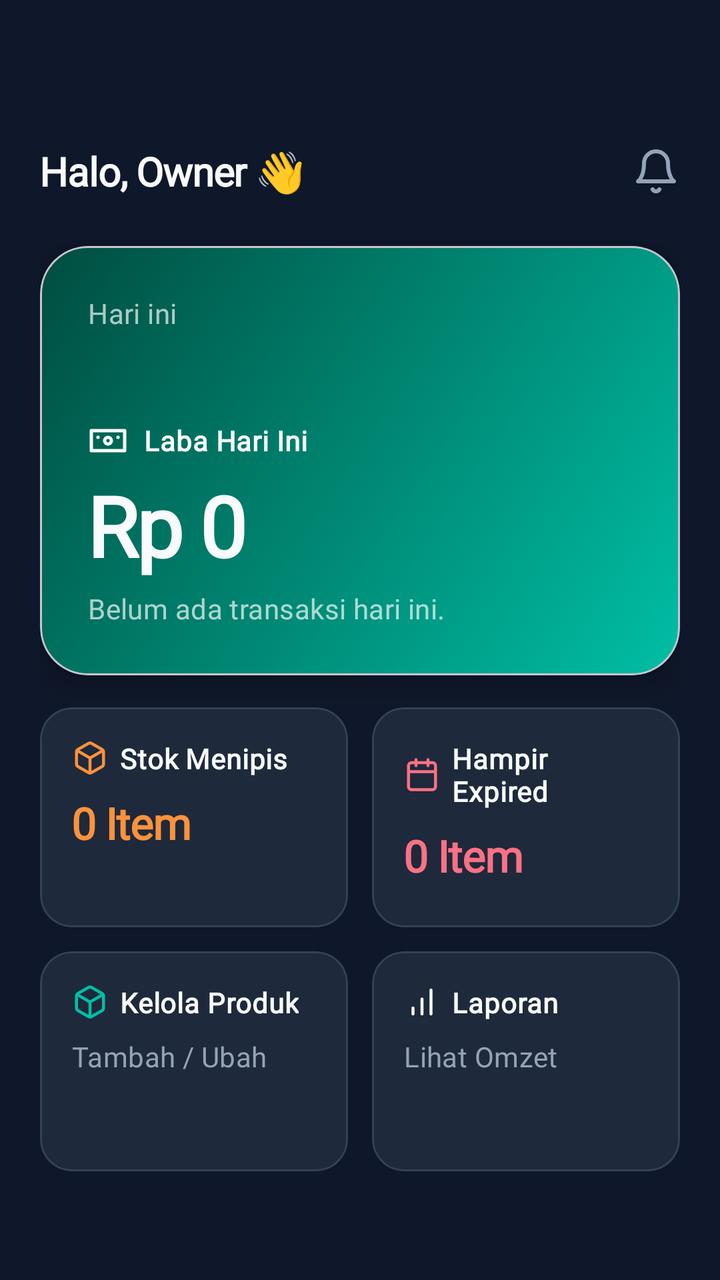
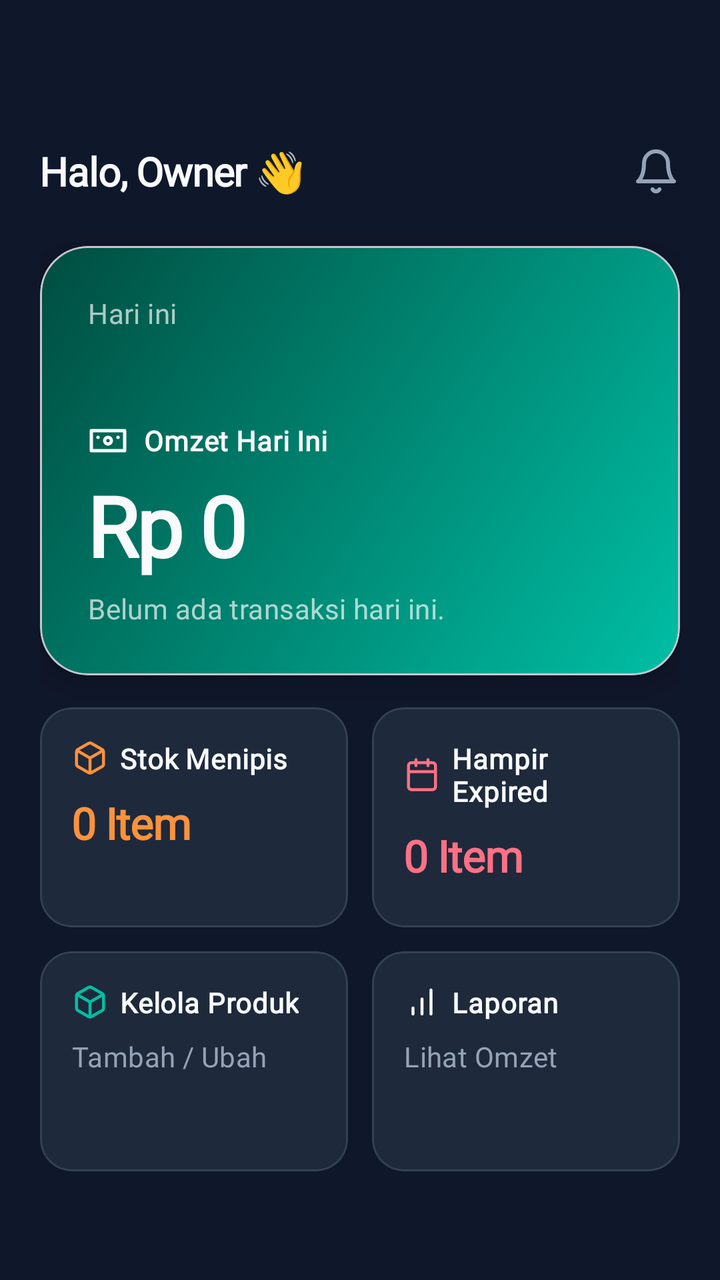

Compare the two renders of this Android layout. The source of the first and the diff that turns it into the second are given below.
<!-- AndroidManifest.xml: application theme Theme.Material3.DayNight.NoActionBar -->
<!-- res/layout/activity_dashboard.xml -->
<?xml version="1.0" encoding="utf-8"?>
<ScrollView xmlns:android="http://schemas.android.com/apk/res/android"
    xmlns:app="http://schemas.android.com/apk/res-auto"
    android:layout_width="match_parent"
    android:layout_height="match_parent"
    android:background="@color/dw_bg"
    android:fillViewport="true">

    <LinearLayout
        android:layout_width="match_parent"
        android:layout_height="wrap_content"
        android:orientation="vertical"
        android:paddingHorizontal="20dp"
        android:paddingTop="56dp"
        android:paddingBottom="24dp">

        
        <androidx.constraintlayout.widget.ConstraintLayout
            android:layout_width="match_parent"
            android:layout_height="wrap_content"
            android:layout_marginTop="16dp"
            android:layout_marginBottom="24dp">

            <TextView
                android:id="@+id/tvGreeting"
                style="@style/Text.Header"
                android:layout_width="wrap_content"
                android:layout_height="wrap_content"
                android:text="Halo, Owner 👋"
                app:layout_constraintBottom_toBottomOf="parent"
                app:layout_constraintStart_toStartOf="parent"
                app:layout_constraintTop_toTopOf="parent" />

            <ImageView
                android:layout_width="24dp"
                android:layout_height="24dp"
                android:src="@drawable/ic_lucide_bell"
                app:layout_constraintBottom_toBottomOf="@id/tvGreeting"
                app:layout_constraintEnd_toEndOf="parent"
                app:layout_constraintTop_toTopOf="@id/tvGreeting" />

        </androidx.constraintlayout.widget.ConstraintLayout>

        
        <com.google.android.material.card.MaterialCardView
            android:layout_width="match_parent"
            android:layout_height="wrap_content"
            app:cardBackgroundColor="@android:color/transparent"
            app:cardCornerRadius="24dp"
            app:cardElevation="8dp">

            <LinearLayout
                android:layout_width="match_parent"
                android:layout_height="wrap_content"
                android:background="@drawable/bg_hero_gradient"
                android:orientation="vertical"
                android:padding="24dp">

                <TextView
                    style="@style/Text.Body"
                    android:layout_width="wrap_content"
                    android:layout_height="wrap_content"
                    android:text="Hari ini"
                    android:alpha="0.7" />

                <TextView
                    android:id="@+id/tvDate"
                    style="@style/Text.Header"
                    android:layout_width="wrap_content"
                    android:layout_height="wrap_content"
                    android:textSize="18sp"
                    android:layout_marginBottom="20dp" />

                <LinearLayout
                    android:layout_width="wrap_content"
                    android:layout_height="wrap_content"
                    android:orientation="horizontal"
                    android:gravity="center_vertical">
                    
                    <ImageView
                        android:layout_width="20dp"
                        android:layout_height="20dp"
                        android:src="@drawable/ic_lucide_wallet"
                        app:tint="@color/dw_text_primary"
                        android:layout_marginEnd="8dp" />

                    <TextView
                        style="@style/Text.Label"
                        android:layout_width="wrap_content"
                        android:layout_height="wrap_content"
                        android:textColor="@color/dw_text_primary"
                        android:text="Laba Hari Ini" />
                </LinearLayout>

                <TextView
                    android:id="@+id/tvProfit"
                    style="@style/Text.Display"
                    android:layout_width="wrap_content"
                    android:layout_height="wrap_content"
                    android:text="Rp 0"
                    android:layout_marginTop="4dp" />

                <TextView
                    android:id="@+id/tvSubInfo"
                    style="@style/Text.Body"
                    android:layout_width="wrap_content"
                    android:layout_height="wrap_content"
                    android:alpha="0.7"
                    android:text="Belum ada transaksi hari ini."
                    android:layout_marginTop="4dp" />

            </LinearLayout>
        </com.google.android.material.card.MaterialCardView>

        
        <GridLayout
            android:layout_width="match_parent"
            android:layout_height="wrap_content"
            android:columnCount="2"
            android:layout_marginTop="16dp">

            
            <com.google.android.material.card.MaterialCardView
                android:layout_width="0dp"
                android:layout_height="110dp"
                android:layout_columnWeight="1"
                android:layout_marginEnd="6dp"
                app:cardBackgroundColor="@color/dw_surface"
                app:cardCornerRadius="16dp"
                app:cardElevation="0dp"
                app:strokeColor="#334155"
                app:strokeWidth="1dp">
                <LinearLayout
                    android:layout_width="match_parent"
                    android:layout_height="match_parent"
                    android:orientation="vertical"
                    android:gravity="top"
                    android:padding="16dp">
                    <LinearLayout
                        android:layout_width="wrap_content"
                        android:layout_height="wrap_content"
                        android:orientation="horizontal" android:gravity="center_vertical">
                        <ImageView android:layout_width="18dp" android:layout_height="18dp"
                            android:src="@drawable/ic_lucide_box" android:layout_marginEnd="6dp" />
                        <TextView style="@style/Text.Label" android:layout_width="wrap_content"
                            android:layout_height="wrap_content" android:textColor="@color/text_primary" android:text="Stok Menipis" />
                    </LinearLayout>
                    <TextView android:id="@+id/tvLowStock" style="@style/Text.Header"
                        android:layout_width="wrap_content" android:layout_height="wrap_content"
                        android:text="0 Item" android:textColor="#FB923C"
                        android:textSize="22sp" android:layout_marginTop="8dp" />
                </LinearLayout>
            </com.google.android.material.card.MaterialCardView>

            
            <com.google.android.material.card.MaterialCardView
                android:layout_width="0dp"
                android:layout_height="110dp"
                android:layout_columnWeight="1"
                android:layout_marginStart="6dp"
                app:cardBackgroundColor="@color/dw_surface"
                app:cardCornerRadius="16dp"
                app:cardElevation="0dp"
                app:strokeColor="#334155"
                app:strokeWidth="1dp">
                <LinearLayout
                    android:layout_width="match_parent"
                    android:layout_height="match_parent"
                    android:orientation="vertical"
                    android:gravity="top"
                    android:padding="16dp">
                    <LinearLayout
                        android:layout_width="wrap_content"
                        android:layout_height="wrap_content"
                        android:orientation="horizontal" android:gravity="center_vertical">
                        <ImageView android:layout_width="18dp" android:layout_height="18dp"
                            android:src="@drawable/ic_lucide_calendar" android:layout_marginEnd="6dp" />
                        <TextView style="@style/Text.Label" android:layout_width="wrap_content"
                            android:layout_height="wrap_content" android:textColor="@color/text_primary" android:text="Hampir Expired" />
                    </LinearLayout>
                    <TextView android:id="@+id/tvExpired" style="@style/Text.Header"
                        android:layout_width="wrap_content" android:layout_height="wrap_content"
                        android:text="0 Item" android:textColor="#FB7185"
                        android:textSize="22sp" android:layout_marginTop="8dp" />
                </LinearLayout>
            </com.google.android.material.card.MaterialCardView>
        </GridLayout>

        
        <GridLayout
            android:layout_width="match_parent"
            android:layout_height="wrap_content"
            android:columnCount="2"
            android:layout_marginTop="12dp">

            
            <com.google.android.material.card.MaterialCardView
                android:id="@+id/btnManageProducts"
                android:layout_width="0dp"
                android:layout_height="110dp"
                android:layout_columnWeight="1"
                android:layout_marginEnd="6dp"
                app:cardBackgroundColor="@color/dw_surface"
                app:cardCornerRadius="16dp"
                app:cardElevation="0dp"
                app:strokeColor="#334155"
                app:strokeWidth="1dp"
                android:clickable="true"
                android:focusable="true"
                app:rippleColor="#33FFFFFF">
                
                <LinearLayout
                    android:layout_width="match_parent"
                    android:layout_height="match_parent"
                    android:orientation="vertical"
                    android:gravity="top"
                    android:padding="16dp">
                    <LinearLayout
                        android:layout_width="wrap_content"
                        android:layout_height="wrap_content"
                        android:orientation="horizontal" android:gravity="center_vertical">
                        <ImageView
                            android:layout_width="18dp"
                            android:layout_height="18dp"
                            android:src="@drawable/ic_lucide_box"
                            app:tint="@color/dw_teal"
                            android:layout_marginEnd="6dp" />
                        <TextView
                            style="@style/Text.Label"
                            android:layout_width="wrap_content"
                            android:layout_height="wrap_content"
                            android:textColor="@color/dw_text_primary"
                            android:text="Kelola Produk" />
                    </LinearLayout>
                    <TextView
                        style="@style/Text.Body"
                        android:layout_width="wrap_content"
                        android:layout_height="wrap_content"
                        android:textColor="@color/dw_text_secondary"
                        android:textSize="14sp"
                        android:text="Tambah / Ubah"
                        android:layout_marginTop="8dp" />
                </LinearLayout>
            </com.google.android.material.card.MaterialCardView>

            
            <com.google.android.material.card.MaterialCardView
                android:id="@+id/btnLaporan"
                android:layout_width="0dp"
                android:layout_height="110dp"
                android:layout_columnWeight="1"
                android:layout_marginStart="6dp"
                app:cardBackgroundColor="@color/dw_surface"
                app:cardCornerRadius="16dp"
                app:cardElevation="0dp"
                app:strokeColor="#334155"
                app:strokeWidth="1dp"
                android:clickable="true"
                android:focusable="true"
                app:rippleColor="#33FFFFFF">

                <LinearLayout
                    android:layout_width="match_parent"
                    android:layout_height="match_parent"
                    android:orientation="vertical"
                    android:gravity="top"
                    android:padding="16dp">
                    <LinearLayout
                        android:layout_width="wrap_content"
                        android:layout_height="wrap_content"
                        android:orientation="horizontal" android:gravity="center_vertical">
                        <ImageView
                            android:layout_width="18dp"
                            android:layout_height="18dp"
                            android:src="@drawable/ic_lucide_chart"
                            app:tint="@color/dw_text_primary"
                            android:layout_marginEnd="6dp" />
                        <TextView
                            style="@style/Text.Label"
                            android:layout_width="wrap_content"
                            android:layout_height="wrap_content"
                            android:textColor="@color/dw_text_primary"
                            android:text="Laporan" />
                    </LinearLayout>
                    <TextView
                        style="@style/Text.Body"
                        android:layout_width="wrap_content"
                        android:layout_height="wrap_content"
                        android:textColor="@color/dw_text_secondary"
                        android:textSize="14sp"
                        android:text="Lihat Omzet"
                        android:layout_marginTop="8dp" />
                </LinearLayout>
            </com.google.android.material.card.MaterialCardView>

        </GridLayout>

    </LinearLayout>
</ScrollView>
<!-- resources referenced by this layout -->
<resources>
  <color name="dw_bg">#0F172A</color>
  <color name="dw_surface">#1E293B</color>
  <color name="dw_teal">#00BFA5</color>
  <color name="dw_text_primary">#F8FAFC</color>
  <color name="dw_text_secondary">#94A3B8</color>
  <color name="text_primary">#F8FAFC</color>
  <!-- drawable bg_hero_gradient (drawable) -->
  <?xml version="1.0" encoding="utf-8"?>
  <shape xmlns:android="http://schemas.android.com/apk/res/android" android:shape="rectangle">
      <gradient android:startColor="#00BFA5" android:endColor="#004D40" android:angle="135" />
      <corners android:radius="24dp" />
  </shape>
  <!-- drawable ic_lucide_bell (drawable) -->
  <vector xmlns:android="http://schemas.android.com/apk/res/android" android:width="24dp" android:height="24dp" android:viewportWidth="24" android:viewportHeight="24">
    <path android:strokeColor="#94A3B8" android:strokeWidth="2" android:strokeLineCap="round" android:strokeLineJoin="round" android:pathData="M6 8a6 6 0 0 1 12 0c0 7 3 9 3 9H3s3-2 3-9M10.3 21a1.94 1.94 0 0 0 3.4 0"/>
  </vector>
  <!-- drawable ic_lucide_calendar (drawable) -->
  <vector xmlns:android="http://schemas.android.com/apk/res/android" android:width="24dp" android:height="24dp" android:viewportWidth="24" android:viewportHeight="24">
    <path android:strokeColor="#FB7185" android:strokeWidth="2" android:strokeLineCap="round" android:strokeLineJoin="round" android:pathData="M19 4H5a2 2 0 0 0-2 2v14a2 2 0 0 0 2 2h14a2 2 0 0 0 2-2V6a2 2 0 0 0-2-2z M16 2v4 M8 2v4 M3 10h18"/>
  </vector>
  <!-- drawable ic_lucide_chart (drawable) -->
  <vector xmlns:android="http://schemas.android.com/apk/res/android" android:width="24dp" android:height="24dp" android:viewportWidth="24" android:viewportHeight="24">
    <path android:strokeColor="#FFFFFF" android:strokeWidth="2" android:strokeLineCap="round" android:strokeLineJoin="round" android:pathData="M12 20V10M18 20V4M6 20v-4"/>
  </vector>
  <!-- drawable ic_lucide_wallet (drawable) -->
  <vector xmlns:android="http://schemas.android.com/apk/res/android" android:width="24dp" android:height="24dp" android:viewportWidth="24" android:viewportHeight="24">
    <path android:strokeColor="#FFFFFF" android:strokeWidth="2" android:strokeLineCap="round" android:strokeLineJoin="round" android:pathData="M2 6h20v12H2z M12 14a2 2 0 1 0 0-4 2 2 0 0 0 0 4z M6 10h.01 M18 10h.01"/>
  </vector>
  <style name="Text.Body" parent="android:Widget.TextView">
          <item name="android:fontFamily">@font/plus_jakarta_sans</item>
          <item name="android:textColor">@color/text_primary</item>
          <item name="android:textSize">14sp</item>
          <item name="android:letterSpacing">0.01</item>
      </style>
  <style name="Text.Display" parent="android:Widget.TextView">
          <item name="android:fontFamily">@font/plus_jakarta_sans</item>
          <item name="android:textColor">@color/text_primary</item>
          <item name="android:textSize">42sp</item>
          <item name="android:textStyle">bold</item>
          <item name="android:letterSpacing">-0.03</item>
      </style>
  <style name="Text.Header" parent="android:Widget.TextView">
          <item name="android:fontFamily">@font/plus_jakarta_sans</item>
          <item name="android:textColor">@color/text_primary</item>
          <item name="android:textSize">20sp</item>
          <item name="android:textStyle">bold</item>
          <item name="android:letterSpacing">-0.02</item>
      </style>
  <style name="Text.Label" parent="android:Widget.TextView">
          <item name="android:fontFamily">@font/plus_jakarta_sans</item>
          <item name="android:textColor">@color/text_secondary</item>
          <item name="android:textSize">14sp</item>
          <item name="android:textStyle">bold</item>
          <item name="android:letterSpacing">0.02</item>
      </style>
  <color name="text_secondary">#94A3B8</color>
  <!-- unchanged entries left out for length: 1 -->
</resources>

<!-- the commit's change to res/layout/activity_dashboard.xml (unified diff, before → after) -->
@@ -89,7 +89,7 @@
                         android:layout_width="wrap_content"
                         android:layout_height="wrap_content"
                         android:textColor="@color/dw_text_primary"
-                        android:text="Laba Hari Ini" />
+                        android:text="Omzet Hari Ini" />
                 </LinearLayout>
 
                 <TextView
